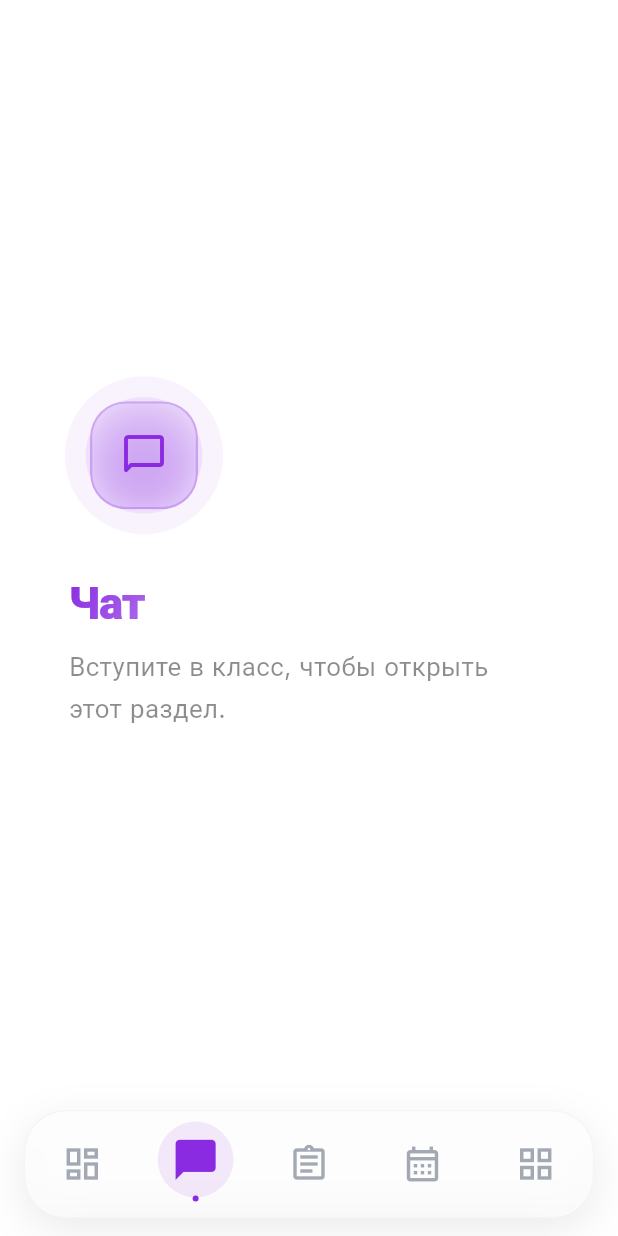
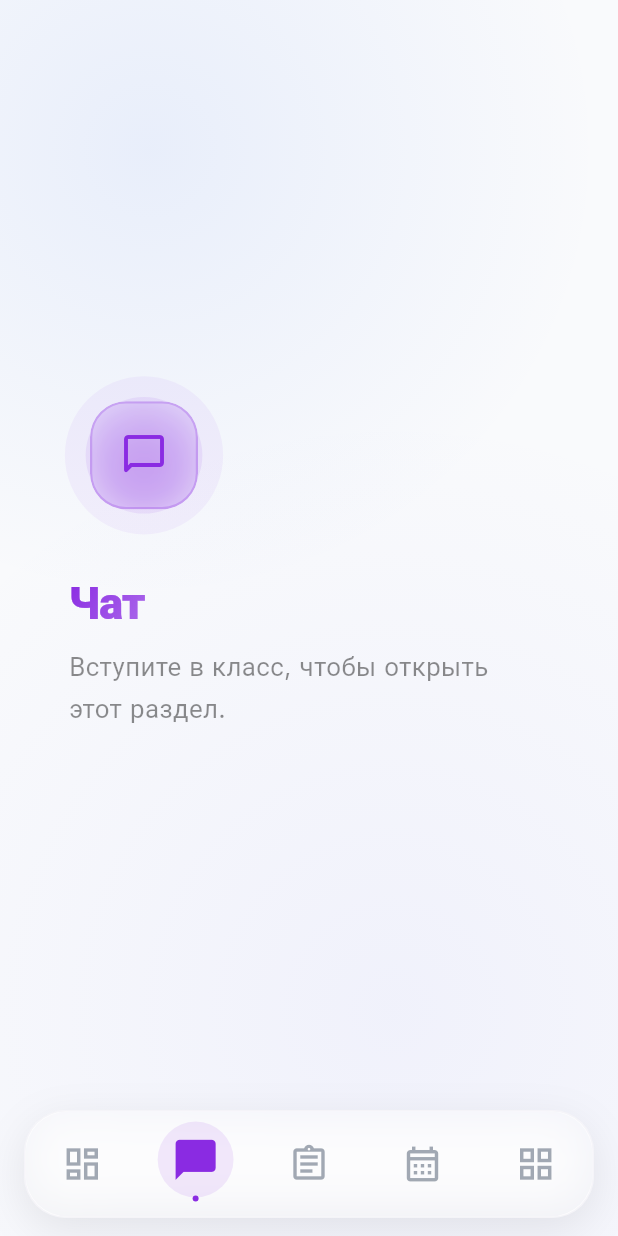
Before and after one commit to gookjiii/TalentUm-LMS, a Flutter app: the StudentShell screen opened directly, item 2 of the bottom bar chosen, on a phone screen of 412 x 824 dp. Run offline on Flutter 3.47's test engine with Material 3 defaults, Android fonts, the phone set to English and light mode, and no system bars; our stand-ins replace audioplayers, cached_network_image, chewie, cloud_firestore, cloud_functions, connectivity_plus and 32 more; missing offline and left inert: blurhash_dart, dart:html, dart:js_interop, dart:ui_web, diffutil_dart, gpt_markdown and 9 more; accounts and stored records are empty.

Commit message:
fix(ui): ensure AmbientGlowBackground is visible globally by making student shell and main views transparent

```diff
--- a/lib/src/features/chat/presentation/widgets/chat_tab_flow.dart
+++ b/lib/src/features/chat/presentation/widgets/chat_tab_flow.dart
@@ -99,7 +99,7 @@ class _ChatTabFlowState extends ConsumerState<ChatTabFlow> {
 
     if (widget.desktopMode) {
       return Container(
-        color: isDark ? const Color(0xFF0F172A) : Theme.of(context).colorScheme.surface,
+        color: Colors.transparent,
         child: Row(
           crossAxisAlignment: CrossAxisAlignment.stretch,
           children: [
@@ -325,7 +325,7 @@ class _ChatClassListState extends State<_ChatClassList> {
     return widget.isSplitView
         ? content
         : Scaffold(
-            backgroundColor: isDark ? const Color(0xFF0F172A) : Theme.of(context).colorScheme.surface,
+            backgroundColor: Colors.transparent,
             body: content,
           );
   }
--- a/lib/src/features/feed/presentation/widgets/student_feed.dart
+++ b/lib/src/features/feed/presentation/widgets/student_feed.dart
@@ -71,7 +71,7 @@ class _StudentFeedState extends State<StudentFeed> {
     final isDark = Theme.of(context).brightness == Brightness.dark;
 
     return Container(
-      color: isDark ? const Color(0xFF0F172A) : Theme.of(context).colorScheme.surface,
+      color: Colors.transparent,
       child: NotificationListener<ScrollNotification>(
         onNotification: (ScrollNotification scrollInfo) {
           if (scrollInfo.metrics.pixels >= scrollInfo.metrics.maxScrollExtent - 200) {
--- a/lib/src/features/today/presentation/widgets/student_today.dart
+++ b/lib/src/features/today/presentation/widgets/student_today.dart
@@ -58,7 +58,7 @@ class _StudentTodayState extends ConsumerState<StudentToday> {
     final isDark = Theme.of(context).brightness == Brightness.dark;
 
     return Container(
-      color: isDark ? const Color(0xFF0F172A) : Theme.of(context).colorScheme.surface, // Deep Indigo background
+      color: Colors.transparent,
       child: CustomScrollView(
         physics: const AlwaysScrollableScrollPhysics(),
         slivers: [
--- a/lib/src/screens/student_shell.dart
+++ b/lib/src/screens/student_shell.dart
@@ -196,9 +196,10 @@ class _StudentShellState extends ConsumerState<StudentShell> {
               ],
             );
 
-            return Scaffold(
-              backgroundColor: Theme.of(context).colorScheme.surface,
-              body: SafeArea(
+            return AmbientGlowBackground(
+              child: Scaffold(
+                backgroundColor: Colors.transparent,
+                body: SafeArea(
                 bottom: false,
                 child: Row(
                 crossAxisAlignment: CrossAxisAlignment.stretch,
@@ -264,6 +265,7 @@ class _StudentShellState extends ConsumerState<StudentShell> {
                         );
                       },
                     ),
+              ),
             );
           },
         );
```
